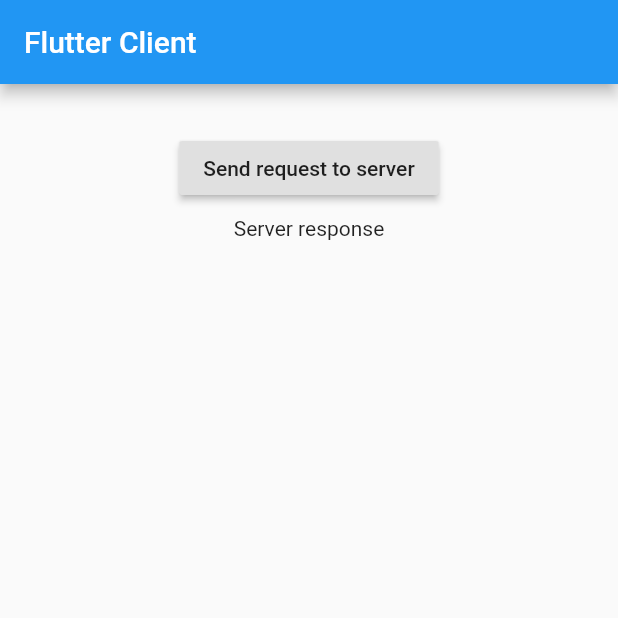
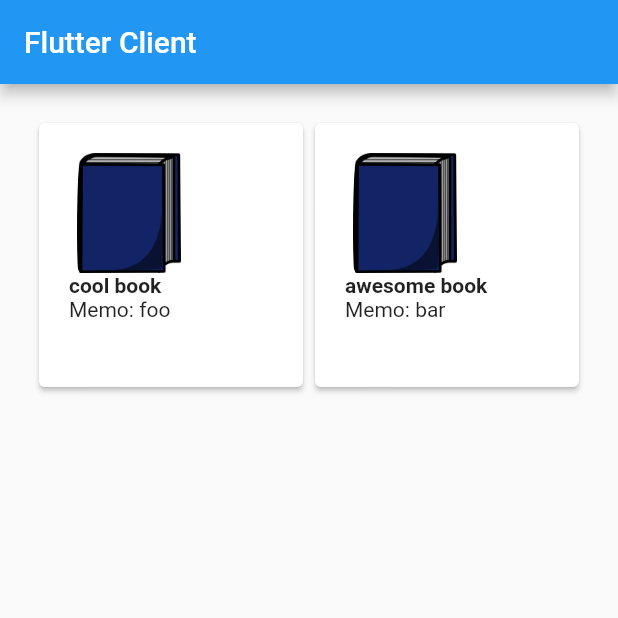
Before and after one commit to think-book/BookBasket-Client, a Flutter app: the screen it shows after launch, on a phone screen of 412 x 824 dp, the top half of it. Run offline on Flutter 3.47's test engine with Material 2 defaults, Android fonts, the phone set to English and light mode, and no system bars.

Commit message:
added Gridview to show all books with their titles.
currently using local array to retrieve list of books.
includes partial code to GET all books from server but not working.

```diff
--- a/mobile_client/lib/main.dart
+++ b/mobile_client/lib/main.dart
@@ -1,22 +1,31 @@
 import 'dart:async';
 import 'dart:convert';
 
+import 'package:flutter/foundation.dart';
 import 'package:flutter/material.dart';
 import 'package:http/http.dart' as http;
 
 
-Future<Post> fetchPost() async {
-  final response =
-  await http.get('http://localhost:8080/api/v1/event/1');
+Future<List<Post>> fetchPost() async {
+ final response = await http.get('http://localhost:8080/api/v1/event');
+  // final response = await http.get('http://d7ef45de.ngrok.io/api/v1/event');
   print(response.body);
 
   if (response.statusCode == 200) {
-    return Post.fromJson(jsonDecode(response.body));
+//    return Post.fromJson(jsonDecode(response.body));
+      return compute(parseData, response.body);
   } else {
     throw Exception('Failed to load post');
   }
 }
 
+// generate a list of posts about books from received json response
+List<Post> parseData(String responseBody){
+  var parsed = json.decode(responseBody).cast<Map<String, dynamic>>();
+
+  List<Post> list = parsed.map<Post>((json) => new Post.fromJson(json)).toList() ;
+  return list;
+}
 
 Future<String> createPost(String url, String json_to_send) async{
   final response =
@@ -40,11 +49,11 @@ class Post {
   Post({this.id, this.title, this.memo});
 
   factory Post.fromJson(Map<String, dynamic> json) {
-    return Post(
-      id: json['id'],
+    return new Post(
+      id: json['id'] as int,
       //deadline: json['deadline'],
-      title: json['title'],
-      memo: json['memo'],
+      title: json['title'] as String,
+      memo: json['memo'] as String,
     );
   }
 }
@@ -75,42 +84,82 @@ class BodyWidget extends StatefulWidget {
   }
 }
 class BodyWidgetState extends State<BodyWidget> {
-  String serverResponse = 'Server response';
+  List<Post> serverResponse = [new Post(id: 1, title: "cool book", memo: "foo"), new Post(id: 2, title: "awesome book", memo: "bar")];
+
+ @override
+ void initState() {
+   super.initState();
+//    debugPrint(response.first.title);
+ }
+
   @override
   Widget build(BuildContext context) {
     return Padding(
-      padding: const EdgeInsets.all(32.0),
-      child: Align(
-        alignment: Alignment.topCenter,
-        child: SizedBox(
-          width: 200,
-          child: Column(
-            crossAxisAlignment: CrossAxisAlignment.center,
-            children: <Widget>[
-              RaisedButton(
-                child: Text('Send request to server'),
-                onPressed: () {
-                  _makeGetRequest();
-                },
-              ),
-              Padding(
-                padding: const EdgeInsets.all(8.0),
-                child: Text(serverResponse),
-              ),
-            ],
-          ),
-        ),
+      padding: const EdgeInsets.all(22.0),
+      child: new GridView.count(
+        crossAxisCount: 2,
+        children: List.generate(serverResponse.length, (index) {
+          return getStructuredGridCell(serverResponse[index]);
+        }),
       ),
+      // child: Align(
+      //   alignment: Alignment.topCenter,
+      //   child: SizedBox(
+      //     width: 200,
+      //     child: Column(
+      //       crossAxisAlignment: CrossAxisAlignment.center,
+      //       children: <Widget>[
+      //         RaisedButton(
+      //           child: Text('Send request to server'),
+      //           onPressed: () {
+      //             _makeGetRequest();
+      //           },
+      //         ),
+      //         Padding(
+      //           padding: const EdgeInsets.all(8.0),
+      //           child: Text("Hello")//serverResponse.first.title),
+      //         ),
+      //       ],
+      //     ),
+      //   ),
+      // ),
     );
   }
+
   _makeGetRequest() async {
-    Post response = await fetchPost();
+    List<Post> response = await fetchPost();
     setState(() {
-      serverResponse = response.memo;
+      serverResponse = response;
     });
   }
 }
 
+
+Card getStructuredGridCell(Post post) {
+  return new Card(
+      elevation: 1.5,
+      child: new Column(
+        crossAxisAlignment: CrossAxisAlignment.stretch,
+        mainAxisSize: MainAxisSize.min,
+        verticalDirection: VerticalDirection.down,
+        children: <Widget>[
+          // can add picture here
+          new Padding(
+            padding: EdgeInsets.only(left: 20.0, right: 20.0, top: 20),
+            child: new Column(
+              crossAxisAlignment: CrossAxisAlignment.start,
+              children: <Widget>[
+                // new Icon(Icons.book),
+                new Image(image: new AssetImage('res/img/book.png'), width: 80, height: 80,),
+//                new Text(post.id.toString()),
+                new Text(post.title, style: TextStyle(fontWeight: FontWeight.bold),),
+                 new Text("Memo: "+ post.memo),
+              ],
+            ),
+          )
+        ],
+      ));
+}
 
 /*
 以下動作確認用のmain関数
--- a/mobile_client/pubspec.yaml
+++ b/mobile_client/pubspec.yaml
@@ -39,7 +39,8 @@ flutter:
   # included with your application, so that you can use the icons in
   # the material Icons class.
   uses-material-design: true
-
+  assets:
+    - res/img/book.png
   # To add assets to your application, add an assets section, like this:
   # assets:
   #  - images/a_dot_burr.jpeg
```
Also changed, not shown: mobile_client/res/img/book.png (added).
